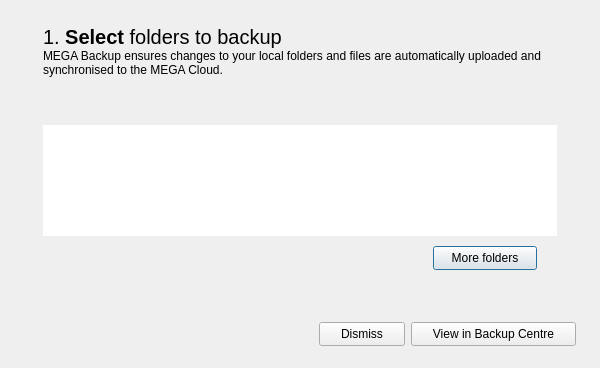
Before: the Qt Designer form src/MEGASync/gui/linux/BackupsWizard.ui in meganz/MEGAsync, drawn with Qt 5.
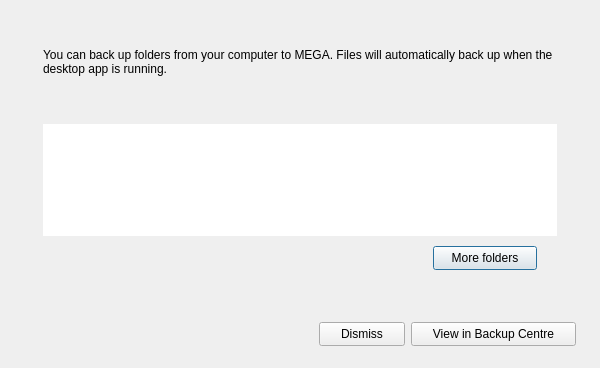
After: the same form once the commit is applied. The open tabs and pages were chosen to show the change. Icons and pictures are not drawn.

Commit message: SNC-2652. Backup related strings

Diff of the .ui file:
```diff
--- a/src/MEGASync/gui/linux/BackupsWizard.ui
+++ b/src/MEGASync/gui/linux/BackupsWizard.ui
@@ -297,8 +297,11 @@
            <verstretch>0</verstretch>
           </sizepolicy>
          </property>
+         <property name="styleSheet">
+          <string notr="true">font-size:20px;</string>
+         </property>
          <property name="text">
-          <string>&lt;html&gt;&lt;head/&gt;&lt;body&gt;&lt;p&gt;&lt;span style=&quot; font-size:20px;&quot;&gt;1. &lt;/span&gt;&lt;span style=&quot; font-size:20px; font-weight:600;&quot;&gt;Select&lt;/span&gt;&lt;span style=&quot; font-size:20px;&quot;&gt; folders to backup&lt;/span&gt;&lt;/p&gt;&lt;/body&gt;&lt;/html&gt;</string>
+          <string/>
          </property>
          <property name="textFormat">
           <enum>Qt::RichText</enum>
@@ -314,10 +317,10 @@
           </sizepolicy>
          </property>
          <property name="text">
-          <string>&lt;html&gt;&lt;head/&gt;&lt;body&gt;&lt;p&gt;&lt;span style=&quot; font-size:12px;&quot;&gt;MEGA Backup ensures changes to your local folders and files are automatically uploaded and synchronised to the MEGA Cloud.&lt;/span&gt;&lt;/p&gt;&lt;/body&gt;&lt;/html&gt;</string>
+          <string>You can back up folders from your computer to MEGA. Files will automatically back up when the desktop app is running.</string>
          </property>
          <property name="textFormat">
-          <enum>Qt::RichText</enum>
+          <enum>Qt::PlainText</enum>
          </property>
          <property name="wordWrap">
           <bool>true</bool>
```
Left out of the diff: 9 changed lines with no effect on the pictures. The commit also changes 6 other files.
